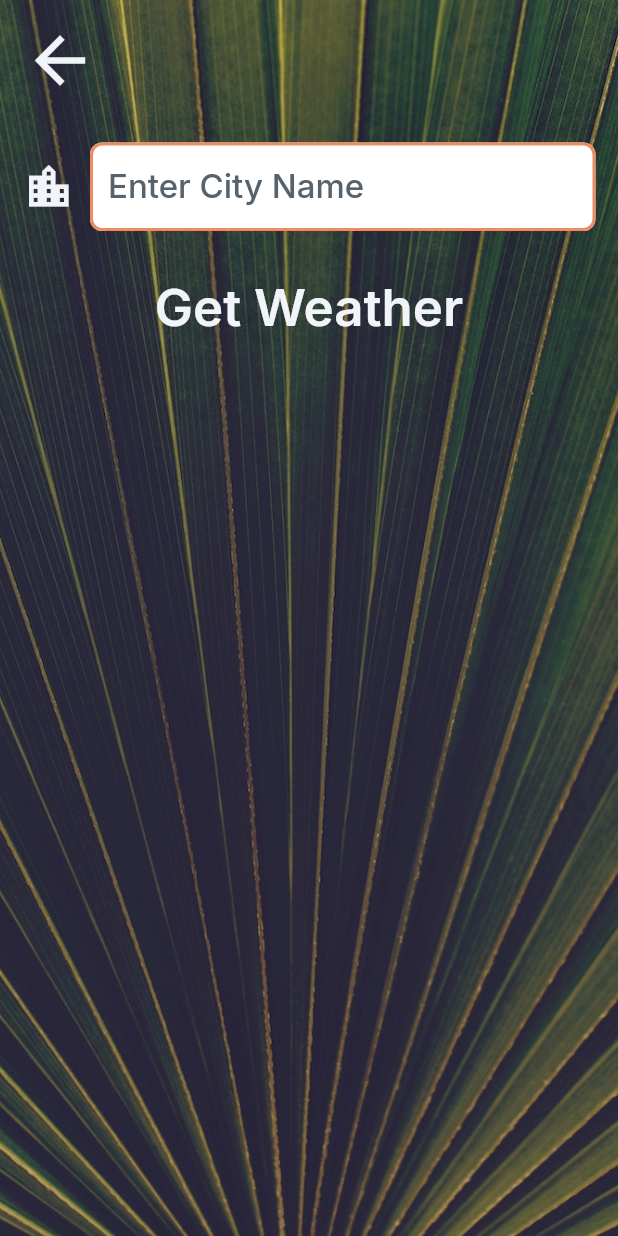
After one commit to bamboat3/FFClimax, a Flutter app: the CityScreenWidget screen opened by its route, on a phone screen of 412 x 824 dp. The commit adds this screen. Run offline on Flutter 3.47's test engine with Material 3 defaults, Android fonts, the phone set to English and light mode, and no system bars; our stand-ins replace auto_size_text, device_info_plus, equatable, font_awesome_flutter, from_css_color, geolocator and 6 more; missing offline and left inert: json_path, mime_type; accounts and stored records are empty.

Commit message:
Updating to latest FlutterFlow output.

```diff
--- a/lib/backend/api_requests/api_calls.dart
+++ b/lib/backend/api_requests/api_calls.dart
@@ -22,6 +22,31 @@ class WeatherCall {
       params: {
         'lat': plat,
         'lon': plon,
+        'appid': papikey,
+        'units': "metric",
+      },
+      returnBody: true,
+      encodeBodyUtf8: false,
+      decodeUtf8: false,
+      cache: false,
+      isStreamingApi: false,
+      alwaysAllowBody: false,
+    );
+  }
+}
+
+class CitynameCall {
+  static Future<ApiCallResponse> call({
+    String? pcityname = '',
+    String? papikey = '',
+  }) async {
+    return ApiManager.instance.makeApiCall(
+      callName: 'cityname',
+      apiUrl: 'https://api.openweathermap.org/data/2.5/forecast',
+      callType: ApiCallType.GET,
+      headers: {},
+      params: {
+        'q': pcityname,
         'appid': papikey,
         'units': "metric",
       },
--- a/lib/flutter_flow/nav/nav.dart
+++ b/lib/flutter_flow/nav/nav.dart
@@ -56,6 +56,11 @@ GoRouter createRouter(AppStateNotifier appStateNotifier) => GoRouter(
               ParamType.JSON,
             ),
           ),
+        ),
+        FFRoute(
+          name: CityScreenWidget.routeName,
+          path: CityScreenWidget.routePath,
+          builder: (context, params) => CityScreenWidget(),
         )
       ].map((r) => r.toRoute(appStateNotifier)).toList(),
     );
--- a/lib/index.dart
+++ b/lib/index.dart
@@ -3,3 +3,4 @@ export '/pages/loading_screen/loading_screen_widget.dart'
     show LoadingScreenWidget;
 export '/pages/location_screen/location_screen_widget.dart'
     show LocationScreenWidget;
+export '/pages/city_screen/city_screen_widget.dart' show CityScreenWidget;
--- /dev/null
+++ b/lib/pages/city_screen/city_screen_model.dart
@@ -0,0 +1,25 @@
+import '/backend/api_requests/api_calls.dart';
+import '/flutter_flow/flutter_flow_util.dart';
+import '/index.dart';
+import 'city_screen_widget.dart' show CityScreenWidget;
+import 'package:flutter/material.dart';
+
+class CityScreenModel extends FlutterFlowModel<CityScreenWidget> {
+  ///  State fields for stateful widgets in this page.
+
+  // State field(s) for TextField widget.
+  FocusNode? textFieldFocusNode;
+  TextEditingController? textController;
+  String? Function(BuildContext, String?)? textControllerValidator;
+  // Stores action output result for [Backend Call - API (cityname)] action in Text widget.
+  ApiCallResponse? apiResultebi;
+
+  @override
+  void initState(BuildContext context) {}
+
+  @override
+  void dispose() {
+    textFieldFocusNode?.dispose();
+    textController?.dispose();
+  }
+}
--- /dev/null
+++ b/lib/pages/city_screen/city_screen_widget.dart
@@ -0,0 +1,313 @@
+import '/backend/api_requests/api_calls.dart';
+import '/flutter_flow/flutter_flow_theme.dart';
+import '/flutter_flow/flutter_flow_util.dart';
+import '/index.dart';
+import 'package:flutter/material.dart';
+import 'package:google_fonts/google_fonts.dart';
+import 'city_screen_model.dart';
+export 'city_screen_model.dart';
+
+class CityScreenWidget extends StatefulWidget {
+  const CityScreenWidget({super.key});
+
+  static String routeName = 'cityScreen';
+  static String routePath = '/cityScreen';
+
+  @override
+  State<CityScreenWidget> createState() => _CityScreenWidgetState();
+}
+
+class _CityScreenWidgetState extends State<CityScreenWidget> {
+  late CityScreenModel _model;
+
+  final scaffoldKey = GlobalKey<ScaffoldState>();
+
+  @override
+  void initState() {
+    super.initState();
+    _model = createModel(context, () => CityScreenModel());
+
+    _model.textController ??= TextEditingController();
+    _model.textFieldFocusNode ??= FocusNode();
+  }
+
+  @override
+  void dispose() {
+    _model.dispose();
+
+    super.dispose();
+  }
+
+  @override
+  Widget build(BuildContext context) {
+    return GestureDetector(
+      onTap: () {
+        FocusScope.of(context).unfocus();
+        FocusManager.instance.primaryFocus?.unfocus();
+      },
+      child: Scaffold(
+        key: scaffoldKey,
+        backgroundColor: FlutterFlowTheme.of(context).primaryBackground,
+        body: SafeArea(
+          top: true,
+          child: SafeArea(
+            child: Container(
+              width: double.infinity,
+              height: double.infinity,
+              decoration: BoxDecoration(
+                color: FlutterFlowTheme.of(context).secondaryBackground,
+                image: DecorationImage(
+                  fit: BoxFit.cover,
+                  image: Image.asset(
+                    'assets/images/city_background.jpg',
+                  ).image,
+                ),
+              ),
+              child: Column(
+                mainAxisSize: MainAxisSize.max,
+                children: [
+                  Padding(
+                    padding: EdgeInsets.all(15.0),
+                    child: Row(
+                      mainAxisSize: MainAxisSize.max,
+                      children: [
+                        InkWell(
+                          splashColor: Colors.transparent,
+                          focusColor: Colors.transparent,
+                          hoverColor: Colors.transparent,
+                          highlightColor: Colors.transparent,
+                          onTap: () async {
+                            context.safePop();
+                          },
+                          child: Icon(
+                            Icons.arrow_back,
+                            color:
+                                FlutterFlowTheme.of(context).primaryBackground,
+                            size: 50.0,
+                          ),
+                        ),
+                      ],
+                    ),
+                  ),
+                  Padding(
+                    padding: EdgeInsets.all(15.0),
+                    child: Row(
+                      mainAxisSize: MainAxisSize.max,
+                      children: [
+                        Icon(
+                          Icons.location_city,
+                          color: FlutterFlowTheme.of(context).primaryBackground,
+                          size: 35.0,
+                        ),
+                        Expanded(
+                          child: Container(
+                            width: 200.0,
+                            child: TextFormField(
+                              controller: _model.textController,
+                              focusNode: _model.textFieldFocusNode,
+                              autofocus: false,
+                              enabled: true,
+                              obscureText: false,
+                              decoration: InputDecoration(
+                                isDense: true,
+                                labelStyle: FlutterFlowTheme.of(context)
+                                    .labelMedium
+                                    .override(
+                                      font: GoogleFonts.inter(
+                                        fontWeight: FontWeight.w500,
+                                        fontStyle: FlutterFlowTheme.of(context)
+                                            .labelMedium
+                                            .fontStyle,
+                                      ),
+                                      fontSize: 22.0,
+                                      letterSpacing: 0.0,
+                                      fontWeight: FontWeight.w500,
+                                      fontStyle: FlutterFlowTheme.of(context)
+                                          .labelMedium
+                                          .fontStyle,
+                                    ),
+                                hintText: 'Enter City Name',
+                                hintStyle: FlutterFlowTheme.of(context)
+                                    .labelMedium
+                                    .override(
+                                      font: GoogleFonts.inter(
+                                        fontWeight: FontWeight.w500,
+                                        fontStyle: FlutterFlowTheme.of(context)
+                                            .labelMedium
+                                            .fontStyle,
+                                      ),
+                                      fontSize: 22.0,
+                                      letterSpacing: 0.0,
+                                      fontWeight: FontWeight.w500,
+                                      fontStyle: FlutterFlowTheme.of(context)
+                                          .labelMedium
+                                          .fontStyle,
+                                    ),
+                                enabledBorder: OutlineInputBorder(
+                                  borderSide: BorderSide(
+                                    color:
+                                        FlutterFlowTheme.of(context).tertiary,
+                                    width: 2.0,
+                                  ),
+                                  borderRadius: BorderRadius.circular(8.0),
+                                ),
+                                focusedBorder: OutlineInputBorder(
+                                  borderSide: BorderSide(
+                                    color: FlutterFlowTheme.of(context).primary,
+                                    width: 2.0,
+                                  ),
+                                  borderRadius: BorderRadius.circular(8.0),
+                                ),
+                                errorBorder: OutlineInputBorder(
+                                  borderSide: BorderSide(
+                                    color: FlutterFlowTheme.of(context).error,
+                                    width: 2.0,
+                                  ),
+                                  borderRadius: BorderRadius.circular(8.0),
+                                ),
+                                focusedErrorBorder: OutlineInputBorder(
+                                  borderSide: BorderSide(
+                                    color: FlutterFlowTheme.of(context).error,
+                                    width: 2.0,
+                                  ),
+                                  borderRadius: BorderRadius.circular(8.0),
+                                ),
+                                filled: true,
+                                fillColor: FlutterFlowTheme.of(context)
+                                    .secondaryBackground,
+                              ),
+                              style: FlutterFlowTheme.of(context)
+                                  .bodyMedium
+                                  .override(
+                                    font: GoogleFonts.inter(
+                                      fontWeight: FontWeight.w500,
+                                      fontStyle: FlutterFlowTheme.of(context)
+                                          .bodyMedium
+                                          .fontStyle,
+                                    ),
+                                    fontSize: 22.0,
+                                    letterSpacing: 0.0,
+                                    fontWeight: FontWeight.w500,
+                                    fontStyle: FlutterFlowTheme.of(context)
+                                        .bodyMedium
+                                        .fontStyle,
+                                  ),
+                              cursorColor:
+                                  FlutterFlowTheme.of(context).primaryText,
+                              enableInteractiveSelection: true,
+                              validator: _model.textControllerValidator
+                                  .asValidator(context),
+                            ),
+                          ),
+                        ),
+                      ].divide(SizedBox(width: 10.0)),
+                    ),
+                  ),
+                  Padding(
+                    padding: EdgeInsets.all(15.0),
+                    child: Row(
+                      mainAxisSize: MainAxisSize.max,
+                      mainAxisAlignment: MainAxisAlignment.center,
+                      children: [
+                        InkWell(
+                          splashColor: Colors.transparent,
+                          focusColor: Colors.transparent,
+                          hoverColor: Colors.transparent,
+                          highlightColor: Colors.transparent,
+                          onTap: () async {
+                            if (_model.textController.text != '') {
+                              _model.apiResultebi = await CitynameCall.call(
+                                pcityname: _model.textController.text,
+                                papikey: FFAppConstants.kAPIKey,
+                              );
+
+                              if ((_model.apiResultebi?.succeeded ?? true)) {
+                                context.pushNamed(
+                                  LocationScreenWidget.routeName,
+                                  queryParameters: {
+                                    'curLoction': serializeParam(
+                                      (_model.apiResultebi?.jsonBody ?? ''),
+                                      ParamType.JSON,
+                                    ),
+                                  }.withoutNulls,
+                                  extra: <String, dynamic>{
+                                    '__transition_info__': TransitionInfo(
+                                      hasTransition: true,
+                                      transitionType:
+                                          PageTransitionType.bottomToTop,
+                                      duration: Duration(milliseconds: 600),
+                                    ),
+                                  },
+                                );
+                              } else {
+                                ScaffoldMessenger.of(context).showSnackBar(
+                                  SnackBar(
+                                    content: Text(
+                                      (_model.apiResultebi?.exceptionMessage ??
+                                          ''),
+                                      style: TextStyle(
+                                        color: FlutterFlowTheme.of(context)
+                                            .alternate,
+                                        fontSize: 18.0,
+                                      ),
+                                    ),
+                                    duration: Duration(milliseconds: 4000),
+                                    backgroundColor:
+                                        FlutterFlowTheme.of(context).error,
+                                  ),
+                                );
+                              }
+                            } else {
+                              ScaffoldMessenger.of(context).showSnackBar(
+                                SnackBar(
+                                  content: Text(
+                                    'Must enter the City Name',
+                                    style: TextStyle(
+                                      color: FlutterFlowTheme.of(context)
+                                          .alternate,
+                                      fontSize: 18.0,
+                                    ),
+                                  ),
+                                  duration: Duration(milliseconds: 4000),
+                                  backgroundColor:
+                                      FlutterFlowTheme.of(context).error,
+                                ),
+                              );
+                            }
+
+                            safeSetState(() {});
+                          },
+                          child: Text(
+                            'Get Weather',
+                            style: FlutterFlowTheme.of(context)
+                                .bodyMedium
+                                .override(
+                                  font: GoogleFonts.inter(
+                                    fontWeight: FontWeight.w600,
+                                    fontStyle: FlutterFlowTheme.of(context)
+                                        .bodyMedium
+                                        .fontStyle,
+                                  ),
+                                  color: FlutterFlowTheme.of(context)
+                                      .primaryBackground,
+                                  fontSize: 34.0,
+                                  letterSpacing: 0.0,
+                                  fontWeight: FontWeight.w600,
+                                  fontStyle: FlutterFlowTheme.of(context)
+                                      .bodyMedium
+                                      .fontStyle,
+                                ),
+                          ),
+                        ),
+                      ],
+                    ),
+                  ),
+                ],
+              ),
+            ),
+          ),
+        ),
+      ),
+    );
+  }
+}
--- a/lib/pages/location_screen/location_screen_model.dart
+++ b/lib/pages/location_screen/location_screen_model.dart
@@ -1,4 +1,5 @@
 import '/flutter_flow/flutter_flow_util.dart';
+import '/index.dart';
 import 'location_screen_widget.dart' show LocationScreenWidget;
 import 'package:flutter/material.dart';
 
```
Also changed, not shown: lib/flutter_flow/form_field_controller.dart (added, +23 -0 lines), lib/pages/location_screen/location_screen_widget.dart (+26 -4 lines), assets/images/city_background.jpg (added).
